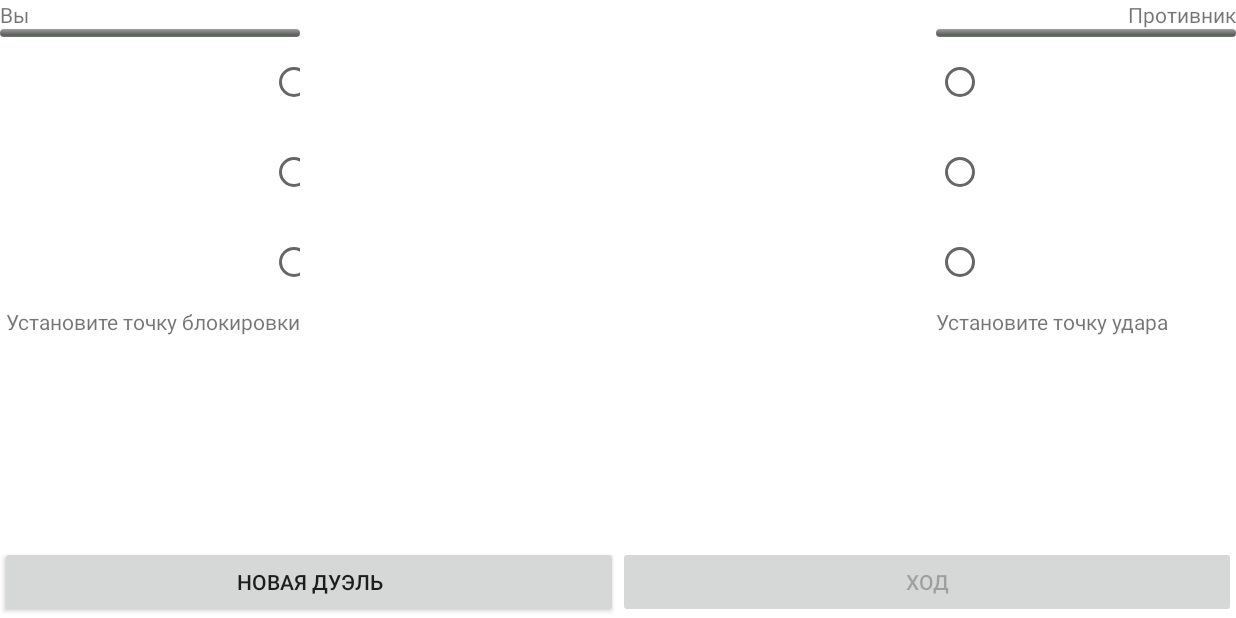
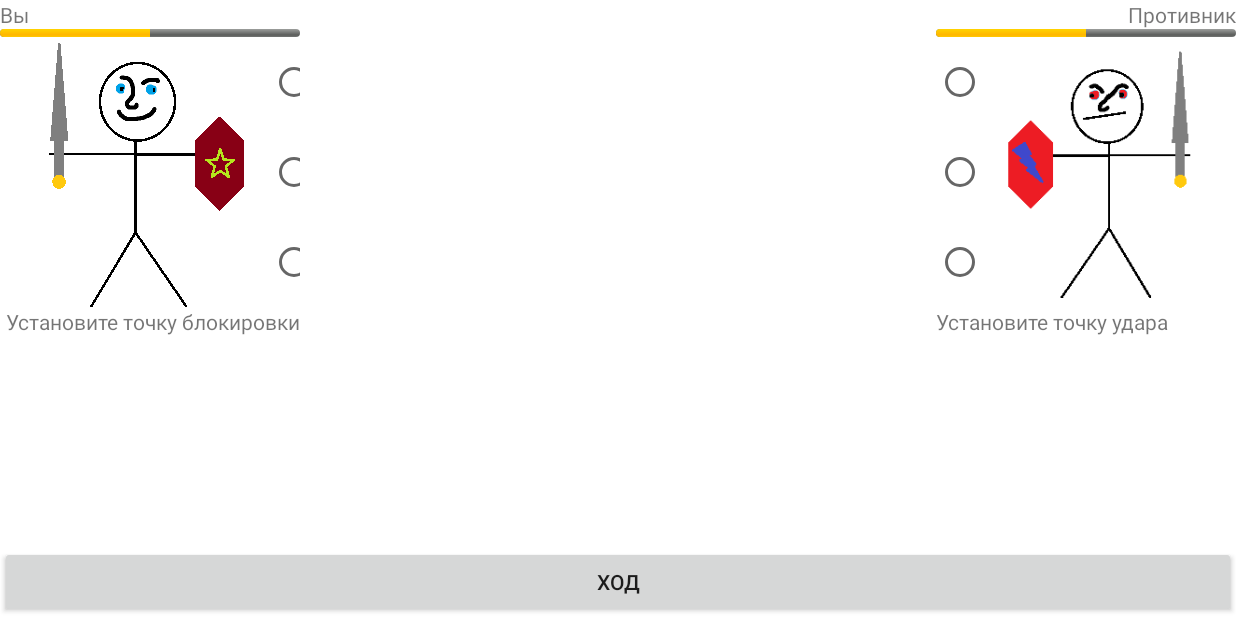
Before and after one commit to Gribkov/Duelists, an Android app: the DuelActivity screen opened directly, with no data from a screen before it, on a phone screen of 824 x 412 dp (held sideways). Run offline under Robolectric (Android 15) with nearby library versions, the phone set to English and light mode, and no system bars.

Commit message:
Немного интерактива

```diff
--- a/app/src/main/java/com/gribkov/roman/duelists/DuelActivity.java
+++ b/app/src/main/java/com/gribkov/roman/duelists/DuelActivity.java
@@ -41,28 +41,24 @@ public class DuelActivity extends ActionBarActivity {
         mTextViewHeroKick = (TextView) findViewById(R.id.textViewKick);
         mProgressHero = (ProgressBar) findViewById(R.id.progressBarHero);
         mProgressRival = (ProgressBar) findViewById(R.id.progressBarRival);
+        mButtonBang = (Button)findViewById(R.id.buttonBang);
 
         mImageViewHero = (ImageView) findViewById(R.id.imageViewHero);
         mImageViewRival = (ImageView) findViewById(R.id.imageViewRival);
 
-        mButton = (Button)findViewById(R.id.button);
-        mButton.setOnClickListener(new View.OnClickListener() {
-            @Override
-            public void onClick(View v) {
-                mHero = new Duelist(100,5,1);
+        mHero = new Duelist(50,5,1);
         mHero.setNameDuelst("Вы");
         mProgressHero.setProgress(mHero.getHealth());
         mImageViewHero.setVisibility(View.VISIBLE);
-                mRival = new Duelist(100,5,1);
+        mRival = new Duelist(50,5,1);
         mRival.setNameDuelst("Противник");
         mProgressRival.setProgress(mRival.getHealth());
         mImageViewRival.setVisibility(View.VISIBLE);
         mButtonBang.setEnabled(true);
         mStepHero = 2;
-            }
-        });
+
         //Схождение дуэлянтов
-        mButtonBang = (Button)findViewById(R.id.buttonBang);
+
         mButtonBang.setOnClickListener(new View.OnClickListener(){
             @Override
             public void onClick(View v) {
@@ -70,8 +66,14 @@ public class DuelActivity extends ActionBarActivity {
                 mProgressHero.setProgress(mHero.getHealth());
                 mRival.getKick(mHeroKick,mRandom.nextInt(2)+1, mHero.getStrength());
                 mProgressRival.setProgress(mRival.getHealth());
-                if(mHero.isDuelistLive() != true) mButtonBang.setEnabled(false);
-                if(mRival.isDuelistLive() != true) mButtonBang.setEnabled(false);
+                if(mHero.isDuelistLive() != true) {
+                    mButtonBang.setEnabled(false);
+                    mImageViewHero.setImageResource(R.drawable.hero_lose);
+                }
+                if(mRival.isDuelistLive() != true) {
+                    mButtonBang.setEnabled(false);
+                    mImageViewRival.setImageResource(R.drawable.rival_lose);
+                }
             }
         });
 
--- a/app/src/main/res/layout-v11/activity_duel.xml
+++ b/app/src/main/res/layout-v11/activity_duel.xml
@@ -175,13 +175,6 @@
             <Button
                 android:layout_width="0dp"
                 android:layout_height="wrap_content"
-                android:text="@string/buttonName"
-                android:id="@+id/button"
-                android:layout_weight="1"/>
-
-            <Button
-                android:layout_width="0dp"
-                android:layout_height="wrap_content"
                 android:text="@string/buttonBangName"
                 android:id="@+id/buttonBang"
                 android:enabled="false"
```
Lines whose indentation alone changed are shown as unchanged.
